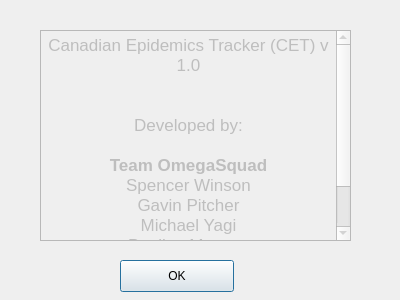
Before: the Qt Designer form OmegaSquaddApplication/aboutCET.ui in paulina7m/COMP3004OmegaSquad, drawn with Qt 5.
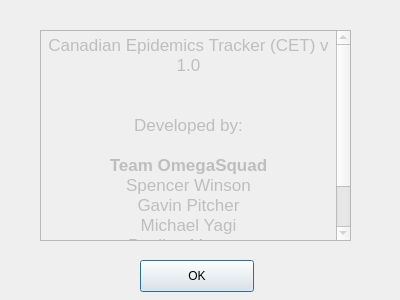
After: the same form once the commit is applied.

Patch:
```diff
--- a/OmegaSquaddApplication/aboutCET.ui
+++ b/OmegaSquaddApplication/aboutCET.ui
@@ -16,7 +16,7 @@
   <widget class="QPushButton" name="okButton">
    <property name="geometry">
     <rect>
-     <x>120</x>
+     <x>140</x>
      <y>260</y>
      <width>114</width>
      <height>32</height>
```
Left out of the diff: 6 changed lines with no effect on the pictures.
